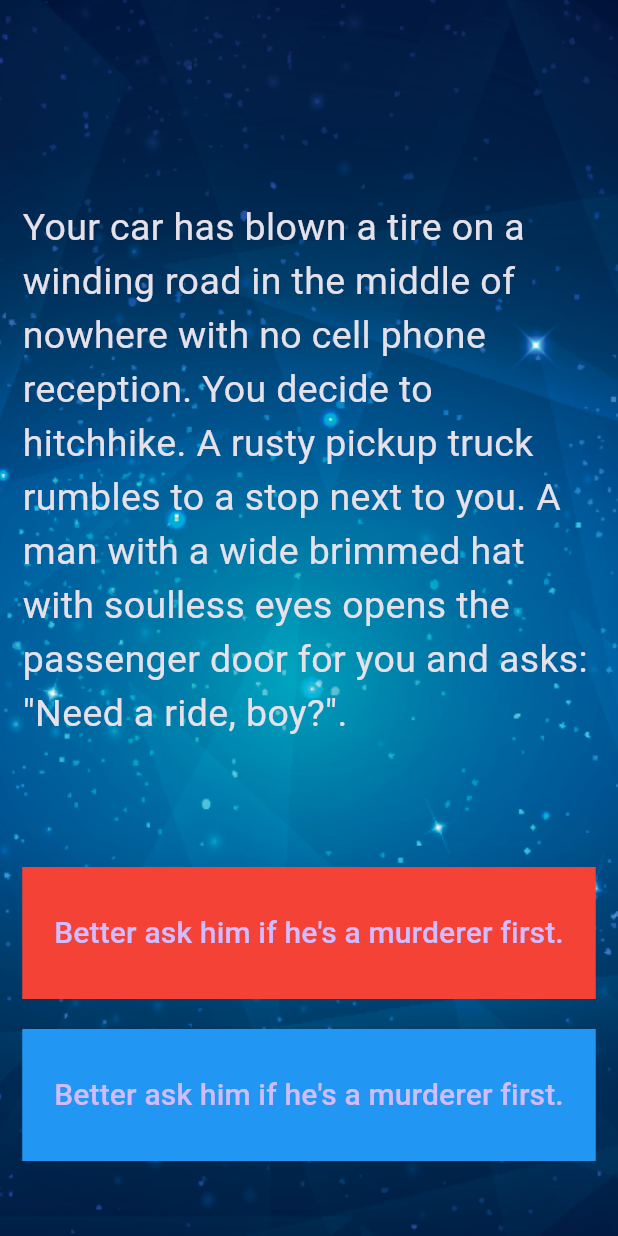
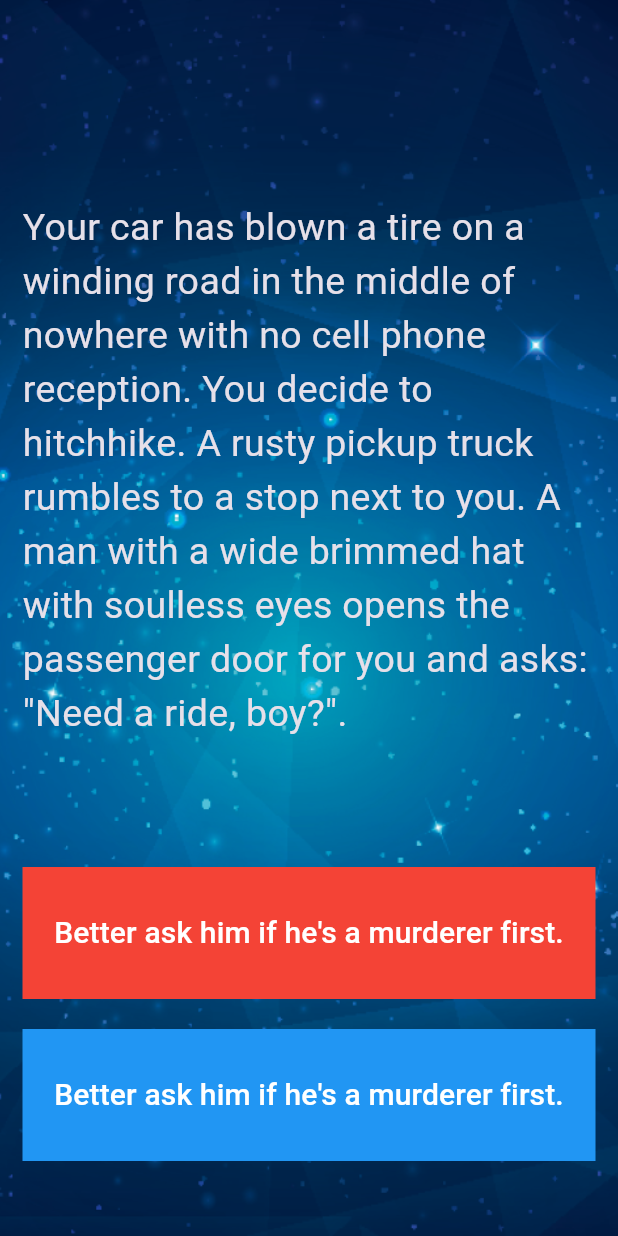
Before and after one commit to yonathanavila/destini_flutter, a Flutter app: the screen it shows after launch, on a phone screen of 412 x 824 dp. Run offline on Flutter 3.47's test engine with Material 3 defaults, Android fonts, the phone set to English and light mode, and no system bars.

Commit message:
change buttons properties to easy notation

```diff
--- a/lib/main.dart
+++ b/lib/main.dart
@@ -53,15 +53,12 @@ class _StoryPageState extends State<StoryPage> {
               Expanded(
                 flex: 2,
                 child: TextButton(
-                  style: ButtonStyle(
-                    shape: MaterialStateProperty.all(
-                      RoundedRectangleBorder(
-                        borderRadius: BorderRadius.circular(0),
-                        side: const BorderSide(color: Colors.red),
-                      ),
+                  style:  TextButton.styleFrom(
+                      foregroundColor: Colors.white, // Text color
+                      backgroundColor: Colors.red, // Button color
+                      shape: const BeveledRectangleBorder(borderRadius: BorderRadius.zero),
+
                     ),
-                    backgroundColor: MaterialStateProperty.all(Colors.red),
-                  ),
                   onPressed: () {
                     //Choice 1 made by user.
                     _storyBrain.nextStory(1);
@@ -86,14 +83,11 @@ class _StoryPageState extends State<StoryPage> {
                       //Choice 2 made by user.
                       _storyBrain.nextStory(2);
                     },
-                    style: ButtonStyle(
-                      shape: MaterialStateProperty.all(
-                        RoundedRectangleBorder(
-                          borderRadius: BorderRadius.circular(0),
-                          side: const BorderSide(color: Colors.blue),
-                        ),
-                      ),
-                      backgroundColor: MaterialStateProperty.all(Colors.blue),
+                    style: TextButton.styleFrom(
+                      foregroundColor: Colors.white, // Text color
+                      backgroundColor: Colors.blue, // Button color
+                      shape: const BeveledRectangleBorder(borderRadius: BorderRadius.zero),
+
                     ),
                     child: Text(
                       _storyBrain.getChoice2(),
@@ -110,8 +104,8 @@ class _StoryPageState extends State<StoryPage> {
       ),
     );
   }
-}
-
-//TODO: Step 24 - Run the app and try to figure out what code you need to add to this file to make the story change when you press on the choice buttons.
+  //TODO: Step 24 - Run the app and try to figure out what code you need to add to this file to make the story change when you press on the choice buttons.
 
 //TODO: Step 29 - Run the app and test it against the Story Outline to make sure you've completed all the steps. The code for the completed app can be found here: https://github.com/londonappbrewery/destini-challenge-completed/
+
+}
```
